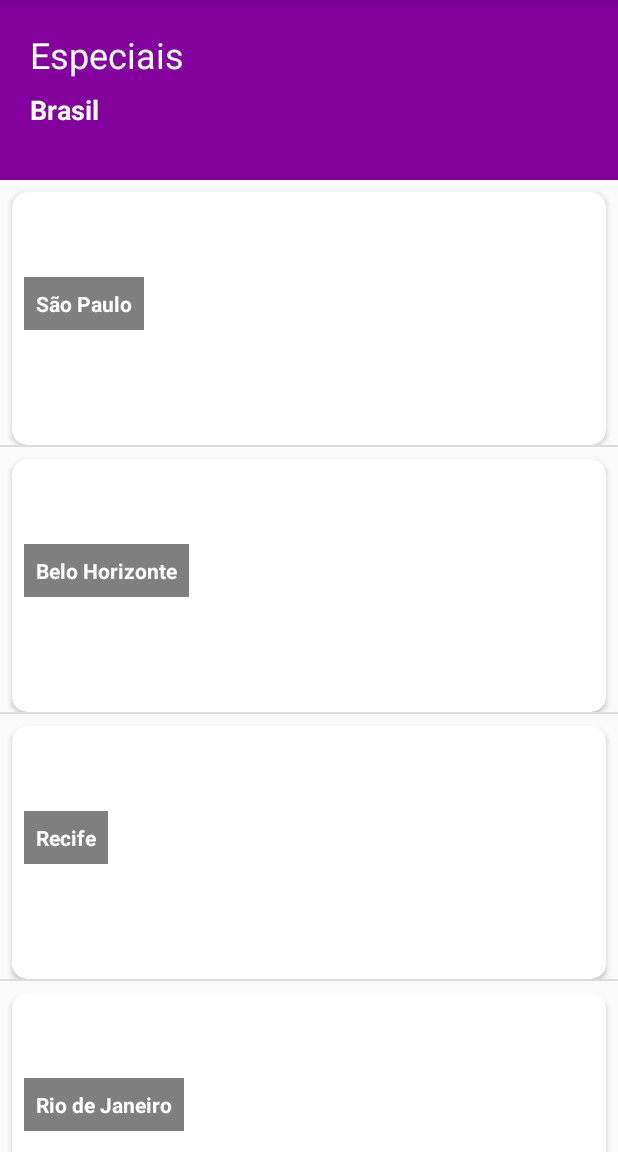
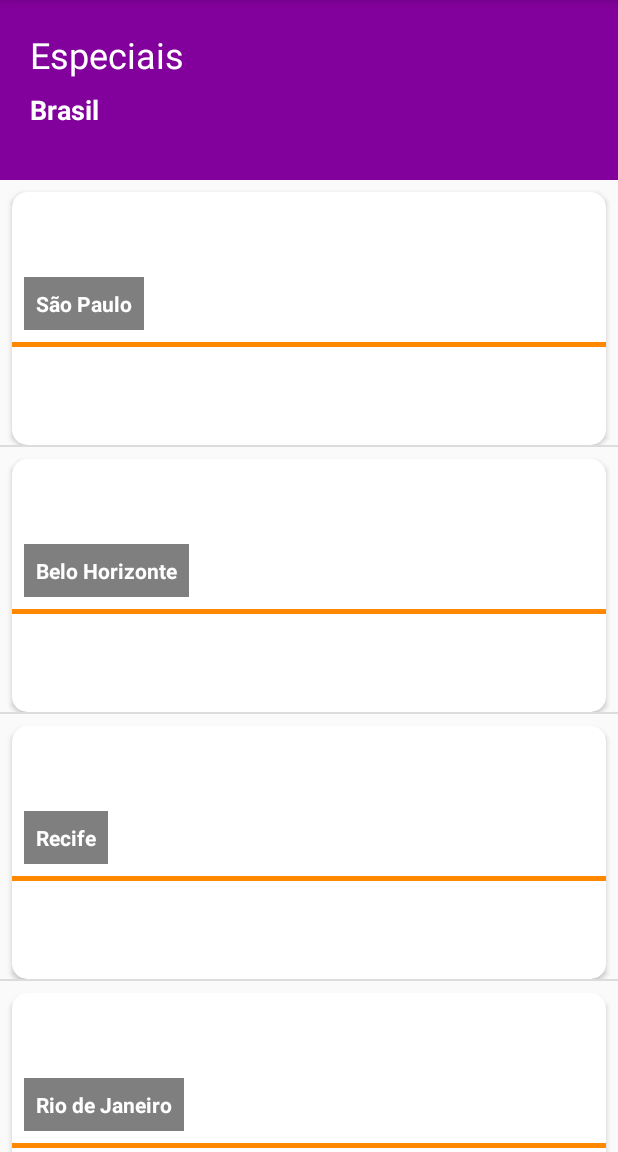
Before and after one commit to GabrielTavares99/your-travel-app, an Android app: the screen it shows after launch (ListaPacotesActivity), on a phone screen of 412 x 824 dp, the part 84-1236 px from its top. Run offline under Robolectric (Android 15) with nearby library versions, the phone set to English and light mode, and no system bars.

Commit message:
Corrigindo problema da View - linha de separação layout

```diff
--- a/app/src/main/res/layout/item_pacote.xml
+++ b/app/src/main/res/layout/item_pacote.xml
@@ -66,7 +66,7 @@
                 android:id="@+id/item_pacote_divisor"
                 android:layout_width="0dp"
                 android:layout_height="3dp"
-                android:backgroundTint="@android:color/holo_orange_dark"
+                android:background="@android:color/holo_orange_dark"
                 app:layout_constraintEnd_toEndOf="parent"
                 app:layout_constraintStart_toStartOf="parent"
                 app:layout_constraintTop_toBottomOf="@id/item_pacote_imagem"/>
```
